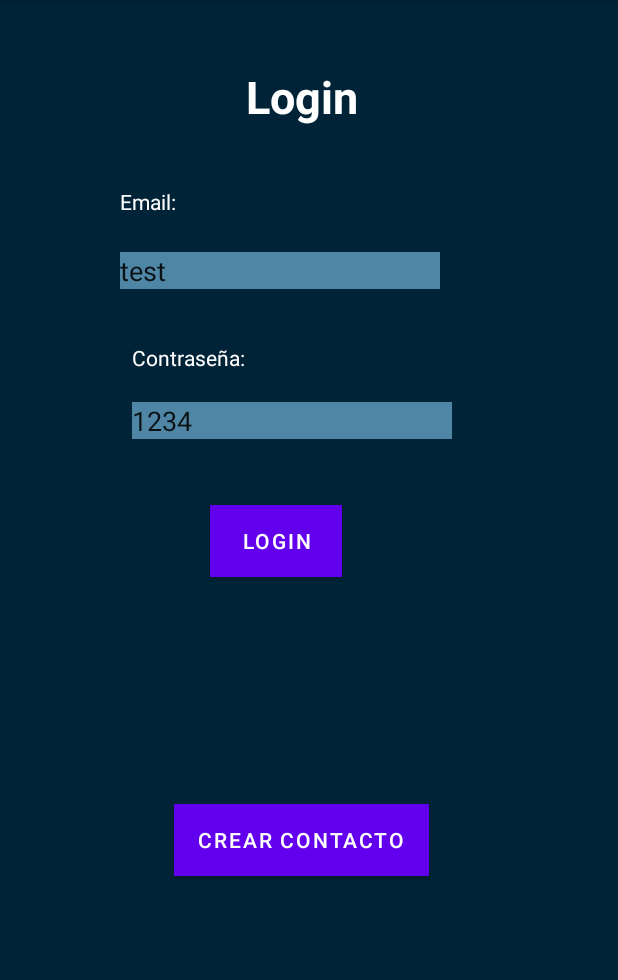
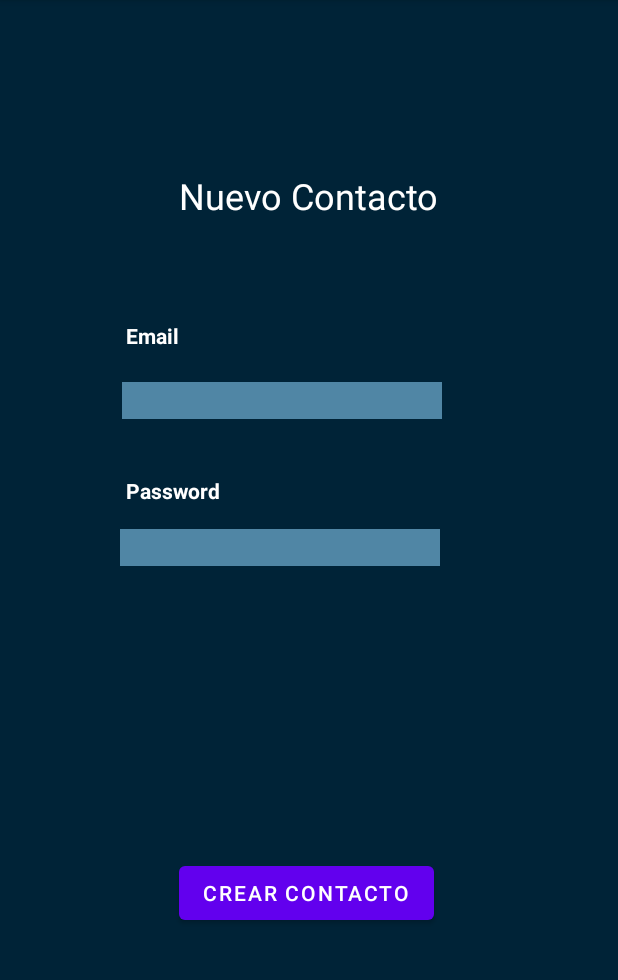
Before and after one commit to lucasdifresco/UADEFLIX, an Android app: the screen it shows after launch (MainActivity before the commit, CrearContacto after it), after a tap on "CREAR CONTACTO", on a phone screen of 412 x 824 dp, the part 84-1064 px from its top. Run offline under Robolectric (Android 15) with nearby library versions, the phone set to English and light mode, and no system bars.

Commit message:
Pantalla crear contacto

```diff
--- a/app/src/main/AndroidManifest.xml
+++ b/app/src/main/AndroidManifest.xml
@@ -14,6 +14,9 @@
         android:theme="@style/Theme.UADEFLIX"
         tools:targetApi="31">
         <activity
+            android:name=".CrearContacto"
+            android:exported="false" />
+        <activity
             android:name=".Catalogo"
             android:exported="false" />
         <activity
--- /dev/null
+++ b/app/src/main/java/com/repasofinal/uadeflix/CrearContacto.java
@@ -0,0 +1,24 @@
+package com.repasofinal.uadeflix;
+
+import androidx.appcompat.app.AppCompatActivity;
+
+import android.os.Bundle;
+import android.widget.EditText;
+
+public class CrearContacto extends AppCompatActivity {
+
+    EditText email,password;
+
+    @Override
+    protected void onCreate(Bundle savedInstanceState) {
+        super.onCreate(savedInstanceState);
+        setContentView(R.layout.activity_crear_contacto);
+
+        email=findViewById(R.id.et_email_nc);
+        password=findViewById(R.id.et_password_nc);
+
+    }
+
+
+
+}
--- a/app/src/main/java/com/repasofinal/uadeflix/MainActivity.java
+++ b/app/src/main/java/com/repasofinal/uadeflix/MainActivity.java
@@ -45,5 +45,7 @@ public class MainActivity extends AppCompatActivity {
     }
 
     public void CrearContacto(View view) {
+        Intent i = new Intent(MainActivity.this, CrearContacto.class);
+        startActivity(i);
     }
 }
--- /dev/null
+++ b/app/src/main/res/layout/activity_crear_contacto.xml
@@ -0,0 +1,85 @@
+<?xml version="1.0" encoding="utf-8"?>
+<androidx.constraintlayout.widget.ConstraintLayout xmlns:android="http://schemas.android.com/apk/res/android"
+    xmlns:app="http://schemas.android.com/apk/res-auto"
+    xmlns:tools="http://schemas.android.com/tools"
+    android:layout_width="match_parent"
+    android:layout_height="match_parent"
+    android:background="#002337"
+    tools:context=".CrearContacto">
+
+    <EditText
+        android:id="@+id/et_email_nc"
+        android:layout_width="wrap_content"
+        android:layout_height="wrap_content"
+        android:layout_marginStart="81dp"
+        android:layout_marginTop="21dp"
+        android:background="#5086A5"
+        android:ems="10"
+        android:inputType="textPersonName"
+        android:textColor="#FFFFFF"
+        app:layout_constraintStart_toStartOf="parent"
+        app:layout_constraintTop_toBottomOf="@+id/textView9" />
+
+    <EditText
+        android:id="@+id/et_password_nc"
+        android:layout_width="wrap_content"
+        android:layout_height="wrap_content"
+        android:layout_marginStart="80dp"
+        android:layout_marginTop="16dp"
+        android:background="#5086A5"
+        android:ems="10"
+        android:inputType="textPersonName"
+        android:textColor="#FFFFFF"
+        app:layout_constraintStart_toStartOf="parent"
+        app:layout_constraintTop_toBottomOf="@+id/textView10" />
+
+    <TextView
+        android:id="@+id/textView10"
+        android:layout_width="wrap_content"
+        android:layout_height="wrap_content"
+        android:layout_marginStart="84dp"
+        android:layout_marginTop="38dp"
+        android:text="Password"
+        android:textColor="#FFFFFF"
+        android:textStyle="bold"
+        app:layout_constraintStart_toStartOf="parent"
+        app:layout_constraintTop_toBottomOf="@+id/et_email_nc" />
+
+    <TextView
+        android:id="@+id/textView8"
+        android:layout_width="wrap_content"
+        android:layout_height="wrap_content"
+        android:layout_marginStart="119dp"
+        android:layout_marginTop="114dp"
+        android:layout_marginEnd="120dp"
+        android:text="Nuevo Contacto"
+        android:textColor="#FFFFFF"
+        android:textSize="24sp"
+        app:layout_constraintEnd_toEndOf="parent"
+        app:layout_constraintStart_toStartOf="parent"
+        app:layout_constraintTop_toTopOf="parent" />
+
+    <TextView
+        android:id="@+id/textView9"
+        android:layout_width="wrap_content"
+        android:layout_height="wrap_content"
+        android:layout_marginStart="84dp"
+        android:layout_marginTop="67dp"
+        android:text="Email"
+        android:textColor="#FFFFFF"
+        android:textStyle="bold"
+        app:layout_constraintStart_toStartOf="parent"
+        app:layout_constraintTop_toBottomOf="@+id/textView8" />
+
+    <Button
+        android:id="@+id/button4"
+        android:layout_width="wrap_content"
+        android:layout_height="wrap_content"
+        android:layout_marginStart="119dp"
+        android:layout_marginTop="194dp"
+        android:shadowColor="#671D1D"
+        android:text="Crear Contacto"
+        app:layout_constraintStart_toStartOf="parent"
+        app:layout_constraintTop_toBottomOf="@+id/et_password_nc" />
+
+</androidx.constraintlayout.widget.ConstraintLayout>
--- a/app/src/main/res/layout/activity_main.xml
+++ b/app/src/main/res/layout/activity_main.xml
@@ -49,7 +49,7 @@
         android:id="@+id/et_email"
         android:layout_width="wrap_content"
         android:layout_height="wrap_content"
-        android:layout_marginStart="80dp"
+        android:layout_marginStart="76dp"
         android:layout_marginTop="24dp"
         android:background="#5086A5"
         android:ems="10"
@@ -61,7 +61,7 @@
         android:id="@+id/et_password"
         android:layout_width="wrap_content"
         android:layout_height="wrap_content"
-        android:layout_marginStart="88dp"
+        android:layout_marginStart="76dp"
         android:layout_marginTop="20dp"
         android:background="#5086A5"
         android:ems="10"
```
Also changed, not shown: gradle/wrapper/gradle-wrapper.properties.
